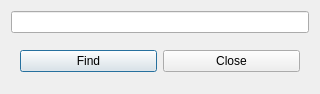
The window that gui/dialogfind.ui (martinvanzijl/genealogy-maker) describes before a commit, drawn with Qt 5.
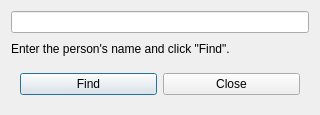
The same window after the commit.

Commit message: Add status label to "Find" box.

Diff of the .ui file:
```diff
--- a/gui/dialogfind.ui
+++ b/gui/dialogfind.ui
@@ -7,7 +7,7 @@
     <x>0</x>
     <y>0</y>
     <width>320</width>
-    <height>94</height>
+    <height>115</height>
    </rect>
   </property>
   <property name="windowTitle">
@@ -17,6 +17,13 @@
    <item>
     <widget class="QLineEdit" name="lineEditText"/>
    </item>
+   <item>
+    <widget class="QLabel" name="labelStatus">
+     <property name="text">
+      <string>Enter the person's name and click &quot;Find&quot;.</string>
+     </property>
+    </widget>
+   </item>
    <item>
     <widget class="QFrame" name="frame">
      <property name="frameShape">
```
The commit also changes 4 other files.
